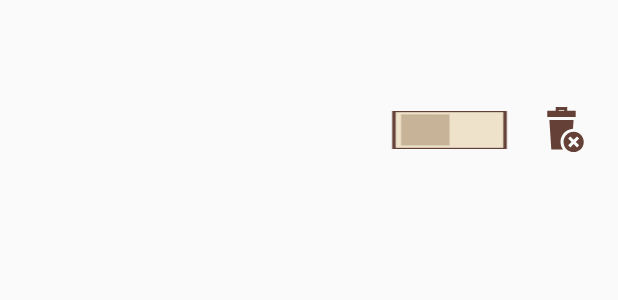
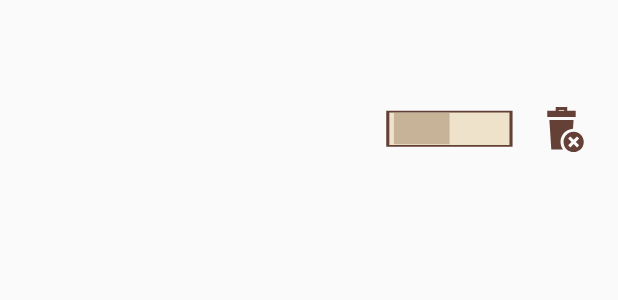
Before and after one commit to 9tilov/common-alarm-clock, an Android app: the layout alarm_item.xml on its own in the app's theme, with its tools: preview values and no code run, on a phone screen of 412 x 824 dp. Shown: the part 488-788 px from the top of the screen. Run offline under Robolectric (Android 15) with nearby library versions, the phone set to English and light mode, and no system bars.

Commit message:
заменены картинки toggle на векторные

```diff
--- a/app/src/main/java/com/moggot/commonalarmclock/ActivitySettings.java
+++ b/app/src/main/java/com/moggot/commonalarmclock/ActivitySettings.java
@@ -107,8 +107,6 @@ public class ActivitySettings extends AppCompatActivity implements OnClickListen
         else
             alarm = db.getAlarm(id);
 
-        Log.v(LOG_TAG, "id_load = " + alarm.getIDs());
-
         final AlarmData alarmData = new AlarmData();
         SettingsDisplay settingsDisplay = new SettingsDisplay(this, alarmData);
         alarmData.setAlarm(alarm);
@@ -131,8 +129,6 @@ public class ActivitySettings extends AppCompatActivity implements OnClickListen
                 AlarmContext alarmContext = new AlarmContext(alarm, ActivitySettings.this);
                 AlarmManager alarmManager = new AlarmManager();
                 alarmManager.setAlarm(alarmContext);
-
-                Log.v(LOG_TAG, "path = " + alarm.getMusicPath() + "  type = " + alarm.getMusicType());
 
                 AnimationBounce animationBounce = new SaveAlarmAnimationBounce(ActivitySettings.this);
                 animationBounce.animate(view);
@@ -165,7 +161,7 @@ public class ActivitySettings extends AppCompatActivity implements OnClickListen
 
     public void onClick(View v) {
         boolean on = ((ToggleButton) v).isChecked();
-        Animation bounce = AnimationUtils.loadAnimation(this, R.anim.toggle_anim);
+        Animation bounce = AnimationUtils.loadAnimation(this, R.anim.toggle_days);
         v.startAnimation(bounce);
         SparseIntArray ids = alarm.getIDs();
         if (on) {
@@ -292,7 +288,6 @@ public class ActivitySettings extends AppCompatActivity implements OnClickListen
 
         SparseIntArray ids = new SparseIntArray();
         int requstCode = db.getRandomRequestCode();
-        Log.v(LOG_TAG, "id = " + requstCode);
         ids.put(Consts.TOMORROW, requstCode);
         String requestCodesStr = new Gson().toJson(ids);
 
--- a/app/src/main/java/com/moggot/commonalarmclock/Consts.java
+++ b/app/src/main/java/com/moggot/commonalarmclock/Consts.java
@@ -46,6 +46,8 @@ public final class Consts {
     public final static int REQUEST_CODE_FILE_CHOSER = 2;
     public final static int REQUEST_CODE_ACTIVITY_SETTINGS = 3;
 
+    public final static int SNOOZE_TIME_IN_MINUTES = 5;
+
     public final static String DATA_RADIO = "http://pulseedm.cdnstream1.com:8124/1373_128";
     public final static String DATA_DEFAULT_RINGTONE = RingtoneManager.getDefaultUri(RingtoneManager.TYPE_ALARM).toString();
 
--- a/app/src/main/java/com/moggot/commonalarmclock/SnoozeAlarm.java
+++ b/app/src/main/java/com/moggot/commonalarmclock/SnoozeAlarm.java
@@ -26,7 +26,7 @@ public class SnoozeAlarm {
         intent.putExtra(Consts.EXTRA_ID, alarm.getId());
         PendingIntent pi = PendingIntent.getBroadcast(context, requestCode, intent, 0);
         AlarmManager am = (AlarmManager) context.getSystemService(Context.ALARM_SERVICE);
-        time += 60000;
+        time += Consts.SNOOZE_TIME_IN_MINUTES * 60000;
         am.set(AlarmManager.RTC_WAKEUP, time, pi);
     }
 }
--- /dev/null
+++ b/app/src/main/res/drawable/ic_toggle_off.xml
@@ -0,0 +1,20 @@
+<vector xmlns:android="http://schemas.android.com/apk/res/android"
+        android:width="24dp"
+        android:height="24dp"
+        android:viewportWidth="24.0"
+        android:viewportHeight="24.0">
+    <path
+        android:pathData="M0.517,5.854h22.928v11.428h-22.928z"
+        android:fillAlpha="1"
+        android:strokeColor="#634036"
+        android:fillColor="#efe2cb"
+        android:strokeWidth="0.57228851"
+        android:strokeAlpha="1"/>
+    <path
+        android:pathData="M12.012,6.37l-10.352,0l0,10.352l10.352,0z"
+        android:fillAlpha="1"
+        android:strokeColor="#00000000"
+        android:fillColor="#c7b398"
+        android:strokeWidth="0.55497378"
+        android:strokeAlpha="1"/>
+</vector>
--- /dev/null
+++ b/app/src/main/res/drawable/ic_toggle_on.xml
@@ -0,0 +1,20 @@
+<vector xmlns:android="http://schemas.android.com/apk/res/android"
+        android:width="24dp"
+        android:height="24dp"
+        android:viewportWidth="24.0"
+        android:viewportHeight="24.0">
+    <path
+        android:pathData="M0.517,5.854h22.928v11.428h-22.928z"
+        android:fillAlpha="1"
+        android:strokeColor="#634036"
+        android:fillColor="#efe2cb"
+        android:strokeWidth="0.57228851"
+        android:strokeAlpha="1"/>
+    <path
+        android:pathData="M12.012,6.37h10.352v10.352h-10.352z"
+        android:fillAlpha="1"
+        android:strokeColor="#00000000"
+        android:fillColor="#634036"
+        android:strokeWidth="0.55497378"
+        android:strokeAlpha="1"/>
+</vector>
--- a/app/src/main/res/drawable/toggle_btn.xml
+++ b/app/src/main/res/drawable/toggle_btn.xml
@@ -1,7 +1,7 @@
 <?xml version="1.0" encoding="utf-8"?>
 <selector xmlns:android="http://schemas.android.com/apk/res/android">
 
-    <item android:drawable="@mipmap/toggle_off" android:state_checked="false"/>
-    <item android:drawable="@mipmap/toggle_on" android:state_checked="true"/>
+    <item android:drawable="@drawable/ic_toggle_off" android:state_checked="false"/>
+    <item android:drawable="@drawable/ic_toggle_on" android:state_checked="true"/>
 
 </selector>
```
Also changed, not shown: app/src/main/res/anim/toggle_days.xml (renamed from app/src/main/res/anim/toggle_anim.xml), app/src/main/res/mipmap-hdpi/toggle_off.png (deleted), app/src/main/res/mipmap-hdpi/toggle_on.png (deleted).
